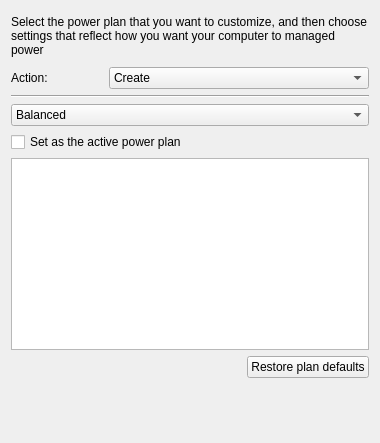
Old version of the form src/apps/mvvm-folders/power_options/powerplanwidget.ui in the repository august-alt/policy-preferences-editor-prototype.
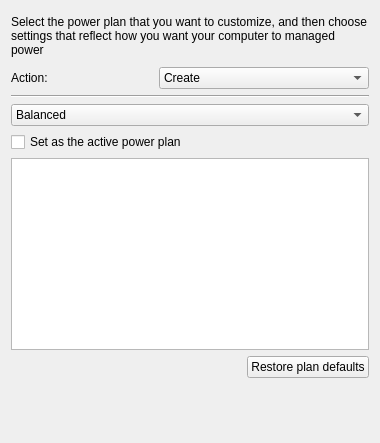
New version of the form.

The edit to the form file:
```diff
--- a/src/apps/mvvm-folders/power_options/powerplanwidget.ui
+++ b/src/apps/mvvm-folders/power_options/powerplanwidget.ui
@@ -118,7 +118,7 @@
        </property>
        <property name="minimumSize">
         <size>
-         <width>92</width>
+         <width>142</width>
          <height>0</height>
         </size>
        </property>
```
